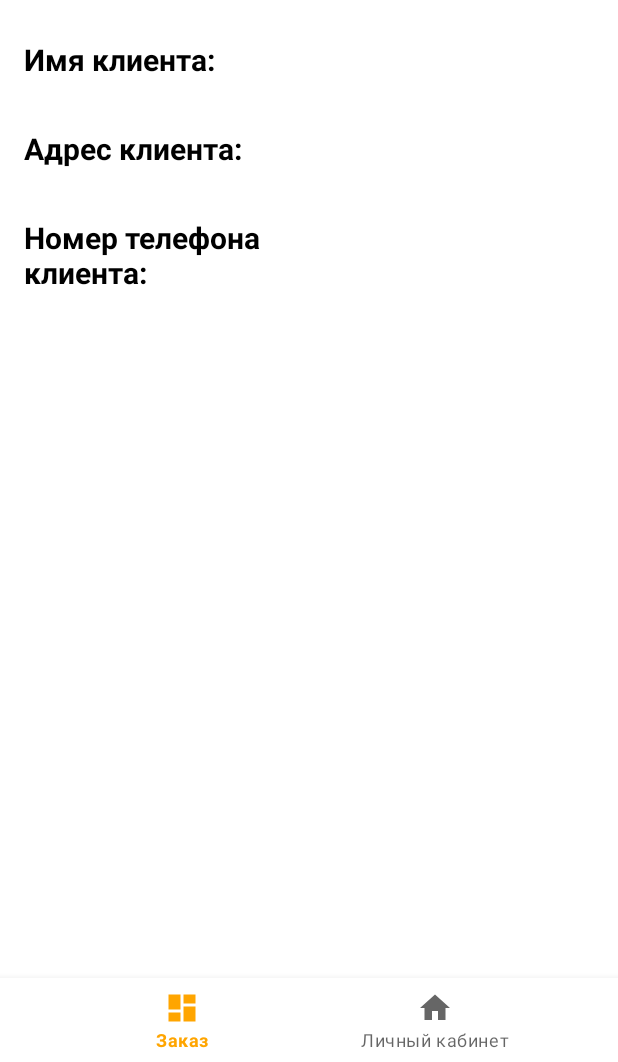
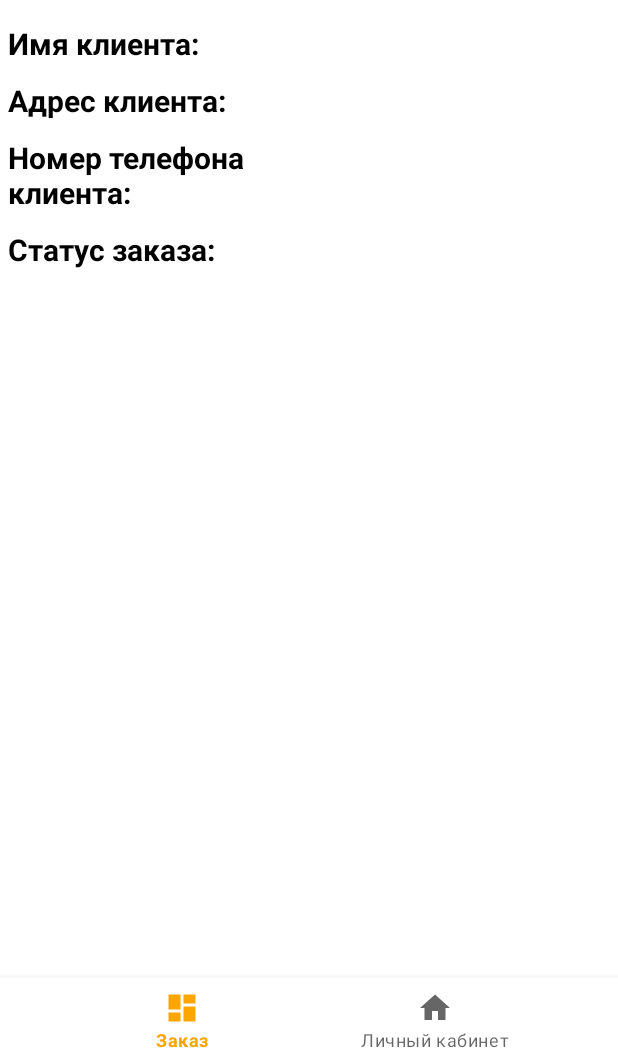
Before and after one commit to LifeLaboratory/Raifhack2020, an Android app: the DashboardFragment screen opened through its navigation route, on a phone screen of 412 x 824 dp, the part 174-1236 px from its top. Run offline under Robolectric (Android 15) with nearby library versions, the phone set to English and light mode, and no system bars; our stand-ins replace Picasso, navigation-ui; pictures from the network do not load; 1 statement that could not run was skipped.

Commit message:
Fix any problem in Android

```diff
--- a/Android/app/src/main/java/ru/lifelaboratory/raifhack2020/MainActivity.kt
+++ b/Android/app/src/main/java/ru/lifelaboratory/raifhack2020/MainActivity.kt
@@ -6,18 +6,19 @@ import android.app.Service
 import android.content.Context
 import android.content.Intent
 import android.content.pm.PackageManager
-import android.location.*
+import android.location.Location
 import android.location.LocationListener
+import android.location.LocationManager
+import android.net.Uri
 import android.nfc.NdefMessage
 import android.nfc.NdefRecord
 import android.nfc.NfcAdapter
+import android.nfc.NfcAdapter.CreateNdefMessageCallback
 import android.nfc.cardemulation.HostApduService
 import android.os.Bundle
-import android.provider.Settings.ACTION_LOCATION_SOURCE_SETTINGS
 import android.text.TextUtils
 import android.util.Log
 import android.widget.Toast
-import com.google.android.material.bottomnavigation.BottomNavigationView
 import androidx.appcompat.app.AppCompatActivity
 import androidx.core.app.ActivityCompat
 import androidx.core.content.ContextCompat
@@ -25,7 +26,10 @@ import androidx.navigation.findNavController
 import androidx.navigation.ui.AppBarConfiguration
 import androidx.navigation.ui.setupActionBarWithNavController
 import androidx.navigation.ui.setupWithNavController
-import com.google.android.gms.location.*
+import com.google.android.gms.location.FusedLocationProviderClient
+import com.google.android.gms.location.LocationCallback
+import com.google.android.gms.location.LocationRequest
+import com.google.android.material.bottomnavigation.BottomNavigationView
 import retrofit2.Call
 import retrofit2.Callback
 import retrofit2.Response
@@ -61,8 +65,19 @@ class MainActivity : AppCompatActivity(), LocationListener {
         setupActionBarWithNavController(navController, appBarConfiguration)
         navView.setupWithNavController(navController)
 
-//        mNfcAdapter = NfcAdapter.getDefaultAdapter(this)
-//        initNFCFunction()
+        if (ContextCompat.checkSelfPermission(applicationContext, Manifest.permission.NFC) == PackageManager.PERMISSION_GRANTED) {
+            startActivity(intent);
+        } else {
+            requestPermissions(arrayOf(Manifest.permission.NFC, Manifest.permission.BIND_NFC_SERVICE), 1);
+        }
+
+        val nfc = NfcAdapter.getDefaultAdapter(this)
+        nfc.setNdefPushMessageCallback(CreateNdefMessageCallback
+        {
+            val uriRecord: NdefRecord =
+                NdefRecord.createUri(Uri.parse("https://qr.nspk.ru/AD75B0C97610446B8B9F2C6ED5717058?type=02&bank=10000001&sum=8290&cur=RUB&crc=C08B"))
+            NdefMessage(arrayOf(uriRecord))
+        }, this, this)
 
     }
 
@@ -109,7 +124,7 @@ class MainActivity : AppCompatActivity(), LocationListener {
             ).show()
         } else {
             val intent = Intent(this, KHostApduService::class.java)
-            intent.putExtra("ndefMessage", "http://yandex.ru")
+            intent.putExtra("ndefMessage", "https://qr.nspk.ru/AD64BD885C8D4E9E8A1865794D1F5203?type=02&bank=10000001&sum=8290&cur=RUB&crc=C08B")
             startService(intent)
         }
     }
--- a/Android/app/src/main/java/ru/lifelaboratory/raifhack2020/ui/home/HomeFragment.kt
+++ b/Android/app/src/main/java/ru/lifelaboratory/raifhack2020/ui/home/HomeFragment.kt
@@ -55,6 +55,12 @@ class HomeFragment : Fragment() {
                         idClient = response?.body()!![position].number_client
                         qrUrlClient = response?.body()!![position].qr_code
                         addressClient = response?.body()!![position].address
+                        Log.e("TEST", response?.body()!![position].toString())
+                        when (response?.body()!![position].status_order) {
+                            null -> statusOrderClient = "В процессе"
+                            true -> statusOrderClient = "Выполнен"
+                            false -> statusOrderClient = "Отменен"
+                        }
                         fragmentManager!!.beginTransaction().replace(R.id.nav_host_fragment, DashboardFragment()).commit()
                     }
                 }
--- a/Android/app/src/main/java/ru/lifelaboratory/raifhack2020/utils/ServerAPI.kt
+++ b/Android/app/src/main/java/ru/lifelaboratory/raifhack2020/utils/ServerAPI.kt
@@ -23,11 +23,12 @@ data class Order(
     val cost: Double = 0.0,
     var number_courier: Int = 0,
     var number_client: Int = 0,
-    var status_order: Boolean = false,
+    var status_order: Boolean? = false,
     var check: String = "No",
     var rating: Int = 0,
     val address: String = "",
-    var qr_code: String = "http://yandex.ru"
+    var qr_code: String = "http://yandex.ru",
+    var url_payload: String = "http://yandex.ru"
 )
 
 data class Location(
@@ -38,6 +39,7 @@ data class Location(
 var idClient: Int = 0
 var qrUrlClient: String = ""
 var addressClient: String = ""
+var statusOrderClient: String = ""
 
 interface ServerAPI {
 
--- a/Android/app/src/main/res/layout/fragment_dashboard.xml
+++ b/Android/app/src/main/res/layout/fragment_dashboard.xml
@@ -1,18 +1,18 @@
 <?xml version="1.0" encoding="utf-8"?>
 <LinearLayout xmlns:android="http://schemas.android.com/apk/res/android"
-    xmlns:app="http://schemas.android.com/apk/res-auto"
     xmlns:tools="http://schemas.android.com/tools"
     android:layout_width="match_parent"
     android:layout_height="match_parent"
     tools:context=".ui.dashboard.DashboardFragment"
     android:layout_marginTop="60dp"
+    android:layout_marginBottom="60dp"
     android:orientation="vertical">
 
     <LinearLayout
         android:layout_width="match_parent"
         android:layout_height="wrap_content"
         android:orientation="horizontal"
-        android:layout_margin="16dp">
+        android:layout_margin="5dp">
 
         <TextView
             android:textColor="@color/black"
@@ -36,7 +36,7 @@
         android:layout_width="match_parent"
         android:layout_height="wrap_content"
         android:orientation="horizontal"
-        android:layout_margin="16dp">
+        android:layout_margin="5dp">
 
         <TextView
             android:textColor="@color/black"
@@ -61,7 +61,7 @@
         android:layout_width="match_parent"
         android:layout_height="wrap_content"
         android:orientation="horizontal"
-        android:layout_margin="16dp">
+        android:layout_margin="5dp">
 
         <TextView
             android:textColor="@color/black"
@@ -82,11 +82,35 @@
 
     </LinearLayout>
 
+    <LinearLayout
+        android:layout_width="match_parent"
+        android:layout_height="wrap_content"
+        android:orientation="horizontal"
+        android:layout_margin="5dp">
+
+        <TextView
+            android:textColor="@color/black"
+            android:layout_weight="1"
+            android:textStyle="bold"
+            android:text="Статус заказа:"
+            android:layout_width="match_parent"
+            android:layout_height="wrap_content"
+            android:textSize="20sp"/>
+
+        <TextView
+            android:layout_weight="1"
+            android:id="@+id/status_order_client"
+            android:layout_width="match_parent"
+            android:layout_height="wrap_content"
+            android:textSize="20sp"/>
+
+    </LinearLayout>
+
     <ImageView
         android:id="@+id/qr_client"
         android:layout_width="match_parent"
         android:layout_height="wrap_content"
-        android:layout_marginEnd="30dp"
-        android:layout_marginStart="30dp" />
+        android:layout_marginEnd="10dp"
+        android:layout_marginStart="10dp" />
 
 </LinearLayout>
```
Also changed, not shown: Android/app/src/main/java/ru/lifelaboratory/raifhack2020/ui/dashboard/DashboardFragment.kt (+8 -7 lines).
